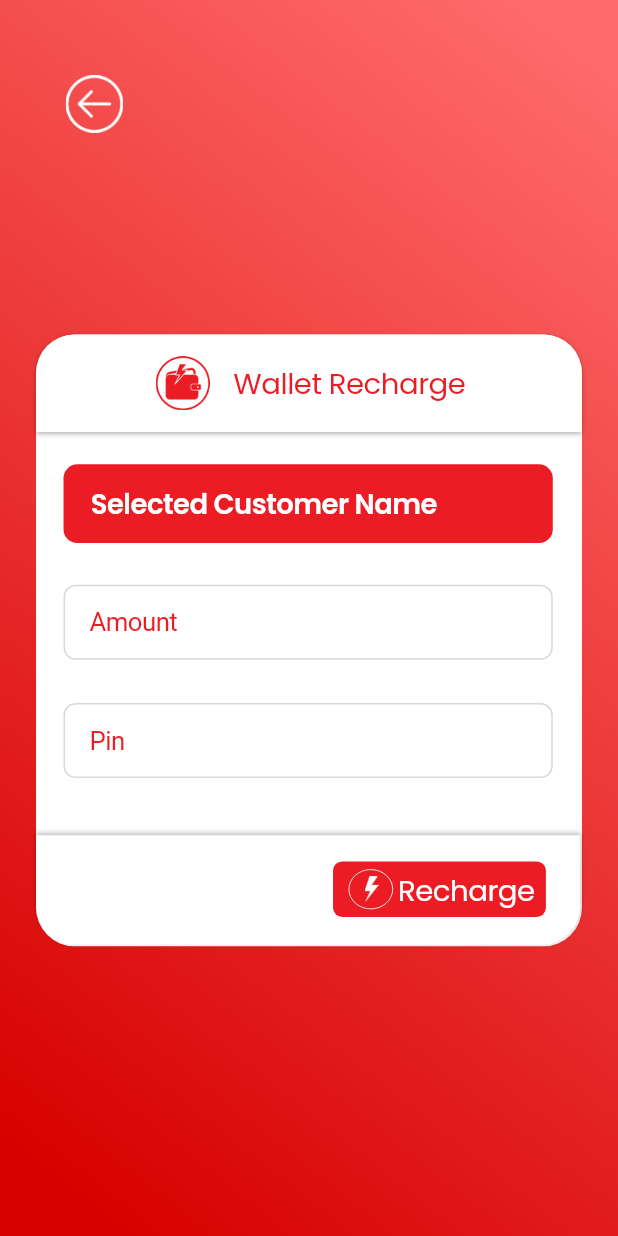
After one commit to rootsystechnologies/EasyCardManageApp, a Flutter app: the CustomerWalletRecharge screen opened directly, on a phone screen of 412 x 824 dp. The commit adds this screen. Run offline on Flutter 3.47's test engine with Material 2 defaults, Android fonts, the phone set to English and light mode, and no system bars; our stand-ins replace dotted_border, expansion_tile_card, flutter_screenutil, flutter_svg, google_fonts.

Commit message:
two screens created

```diff
--- a/lib/Ui/customers.dart
+++ b/lib/Ui/customers.dart
@@ -3,6 +3,7 @@ import 'package:flutter_screenutil/flutter_screenutil.dart';
 import 'package:google_fonts/google_fonts.dart';
 
 import 'customercollectamount.dart';
+import 'customerwalletrecharge.dart';
 
 class Customers extends StatefulWidget {
   const Customers({Key? key}) : super(key: key);
@@ -300,10 +301,12 @@ class _CustomersState extends State<Customers> {
                               ),
                             ), SizedBox(
                               width: 20.29.w,
-                            ),SizedBox(
-                              height: 30.h,
-                              width: 30.w,
-                              child: Image.asset('assets/customer2.png'),
+                            ),GestureDetector(onTap:()=>Navigator.of(context).push(MaterialPageRoute(builder: (_)=>CustomerWalletRecharge())),
+                              child: SizedBox(
+                                height: 30.h,
+                                width: 30.w,
+                                child: Image.asset('assets/customer2.png'),
+                              ),
                             )
                           ],
                         );
--- /dev/null
+++ b/lib/Ui/customerwalletrecharge.dart
@@ -0,0 +1,317 @@
+import 'package:flutter/material.dart';
+import 'package:flutter_screenutil/flutter_screenutil.dart';
+import 'package:google_fonts/google_fonts.dart';
+class CustomerWalletRecharge extends StatefulWidget {
+  const CustomerWalletRecharge({Key? key}) : super(key: key);
+
+  @override
+  State<CustomerWalletRecharge> createState() => _CustomerWalletRechargeState();
+}
+late FocusNode _focusNode1;
+
+bool _isFocused1 = false;
+late FocusNode _focusNode2;
+bool _isFocused2 = false;
+bool isExpanded = false;
+class _CustomerWalletRechargeState extends State<CustomerWalletRecharge> {
+  @override
+  void initState() {
+    super.initState();
+    _focusNode1 = FocusNode();
+    _focusNode1.addListener(() {
+      setState(() {
+        _isFocused1 = _focusNode1.hasFocus;
+      });
+    });
+    _focusNode2 = FocusNode();
+    _focusNode2.addListener(() {
+      setState(() {
+        _isFocused2 = _focusNode2.hasFocus;
+      });
+    });
+  }
+
+  @override
+  void dispose() {
+    // TODO: implement dispose
+    super.dispose();
+    _focusNode1.dispose();
+    _focusNode2.dispose();
+  }
+  @override
+  Widget build(BuildContext context) {
+    return Scaffold(
+        resizeToAvoidBottomInset: false,
+        body: Container(
+            width: MediaQuery.of(context).size.width,
+            height: MediaQuery.of(context).size.height,
+            decoration: BoxDecoration(
+              gradient: LinearGradient(
+                begin: Alignment.topCenter,
+                end: Alignment.bottomCenter,
+                transform:
+                GradientRotation(190.64 * (3.1415926535897932 / 180.0).sp),
+                stops: [0.0057.sp, 0.969.sp],
+                colors: [
+                  Color(0xffD70000),
+                  Color(0xffFF6A6A),
+                ],
+              ),
+            ),
+            child:
+            Column(crossAxisAlignment: CrossAxisAlignment.start, children: [
+              SizedBox(
+                height: 41.h,
+              ),
+              Padding(
+                padding: EdgeInsets.only(left: 26.w),
+                child: TextButton(
+                    onPressed: () {
+                      Navigator.of(context).pop();
+                    },
+                    child: SizedBox(
+                      width: 37.062.w,
+                      height: 37.062.h,
+                      child: Image.asset('assets/arrowback.png'),
+                    )),
+              ),
+              SizedBox(
+                height: 122.94.h,
+              ),
+              Stack(
+                children: [
+                  Container(
+                      margin: EdgeInsets.only(left: 21.w, right: 21.w),
+                      width: 326.w,
+                      height: 396.h,
+                      decoration: BoxDecoration(
+                        color: Colors.white,
+                        borderRadius: BorderRadius.circular(25.r),
+                      ),
+                      child: SingleChildScrollView(
+                          child: Column(children: [
+                            Container(
+                              decoration: BoxDecoration(
+                                  boxShadow: [
+                                    BoxShadow(
+                                      color: Color.fromRGBO(0, 0, 0, 0.25.sp),
+                                      offset: Offset(0, 1.sp),
+                                      blurRadius: 2.r,
+                                    ),
+                                  ],
+                                  color: Colors.white,
+                                  borderRadius: BorderRadius.only(
+                                      topLeft: Radius.circular(25.r),
+                                      topRight: Radius.circular(25.r))),
+                              width: 326.w,
+                              height: 63.h,
+                              child: Row(
+                                children: [
+                                  Padding(
+                                    padding: EdgeInsets.only(
+                                        left: 68.w,
+                                        top: 14.h,
+                                        bottom: 13.94.h,
+                                        right: 2.w),
+                                    child: SizedBox(
+                                        width: 35.06.w,
+                                        height: 35.06.h,
+                                        child: Image.asset('assets/customer2.png')),
+                                  ),
+                                  Padding(
+                                    padding: EdgeInsets.only(
+                                        top: 16.22.h, bottom: 14.35.h, left: 10.w),
+                                    child: SizedBox(
+                                        width: 144.w,
+                                        height: 29.h,
+                                        child: Text(
+                                          'Wallet Recharge',
+                                          style: GoogleFonts.poppins(
+                                            textStyle: TextStyle(
+                                              letterSpacing: -0.3.sp,
+                                              color: Color(0xffEC1C24),
+                                              fontSize: 17.sp,
+                                              fontWeight: FontWeight.w400,
+                                            ),
+                                          ),
+                                        )),
+                                  )
+                                ],
+                              ),
+                            ),
+                            SizedBox(
+                              height: 21.h,
+                            ),Padding(
+                              padding: EdgeInsets.only(left: 16.w,right: 17.w),
+                              child: Container(
+                                width: 293.w,
+                                height: 51.h,
+                                decoration: BoxDecoration(
+                                    color: Color(0xffEC1C24),
+                                    borderRadius: BorderRadius.circular(9.r)),
+                                child: Padding(
+                                  padding: EdgeInsets.only(left:16.w ,top: 13.h,bottom: 11.h),
+                                  child: SizedBox(width: 273.w,height: 27.h,child: Text('Selected Customer Name',
+                                      style: GoogleFonts.poppins(
+                                          textStyle: TextStyle(
+                                            color: Colors.white,
+                                            fontSize: 16.sp,
+                                            fontWeight: FontWeight.w600,
+                                            letterSpacing: -0.30.sp,
+                                          ))),),
+                                ),
+                              ),
+                            ),SizedBox(height: 27.h,),
+                            FocusScope(
+                              child: Container(
+                                margin: EdgeInsets.only(left: 16.w, right: 17.w),
+                                padding: EdgeInsets.symmetric(horizontal: 16.0.h),
+                                decoration: BoxDecoration(
+                                  border: Border.all(
+                                    color: _isFocused1 == false
+                                        ? Color(0xffD9D9D9)
+                                        : Color(
+                                        0xffFF0000), // Change border color based on focus
+                                  ),
+                                  borderRadius: BorderRadius.circular(8.0),
+                                ),
+                                child: TextField(
+                                  focusNode: _focusNode1,
+                                  decoration: InputDecoration(
+                                    hintText: 'Amount',
+                                    hintStyle: TextStyle(
+                                      color: _isFocused1 == false
+                                          ? Color(0xffEC1C24)
+                                          : Color(0xffA4A4A4),
+                                      letterSpacing: -0.3.sp,
+                                      fontSize: _isFocused1 == false
+                                          ? 15.0.sp
+                                          : 13.0
+                                          .sp, // Change hint text size based on focus
+                                    ),
+                                    border: InputBorder.none,
+                                  ),
+                                ),
+                              ),
+                            ),
+                            SizedBox(
+                              height: 28.h,
+                            ),
+                            FocusScope(
+                              child: Container(
+                                margin: EdgeInsets.only(left: 16.w, right: 17.w),
+                                padding: EdgeInsets.symmetric(horizontal: 16.0.h),
+                                decoration: BoxDecoration(
+                                  border: Border.all(
+                                    color: _isFocused2 == false
+                                        ? Color(0xffD9D9D9)
+                                        : Color(
+                                        0xffFF0000), // Change border color based on focus
+                                  ),
+                                  borderRadius: BorderRadius.circular(8.0),
+                                ),
+                                child: TextField(
+                                  focusNode: _focusNode2,
+                                  decoration: InputDecoration(
+                                    hintText: 'Pin ',
+                                    hintStyle: TextStyle(
+                                      color: _isFocused2 == false
+                                          ? Color(0xffEC1C24)
+                                          : Color(0xffA4A4A4),
+                                      letterSpacing: -0.3.sp,
+                                      fontSize: _isFocused2 == false
+                                          ? 15.0.sp
+                                          : 13.0
+                                          .sp, // Change hint text size based on focus
+                                    ),
+                                    border: InputBorder.none,
+                                  ),
+                                ),
+                              ),
+                            )
+                          ]))),
+                  Positioned(
+                    top: 324.h,
+                    left: 21.w,
+                    right: 22.w,
+                    child: Container(
+                      width: 326.w,
+                      height: 71.h,
+                      decoration: BoxDecoration(
+                          boxShadow: [
+                            BoxShadow(
+                              offset: Offset(0, -1),
+                              blurRadius: 2,
+                              color: Color.fromRGBO(0, 0, 0, 0.25),
+                            ),
+                          ],
+                          color: Colors.white,
+                          borderRadius: BorderRadius.only(
+                              bottomLeft: Radius.circular(25.r),
+                              bottomRight: Radius.circular(25.r))),
+                      child: Padding(
+                        padding: EdgeInsets.only(
+                            left: 173.w, right: 20.w, bottom: 18.h, top: 17.h),
+                        child: Container(
+                          width: 122.w,
+                          height: 36.h,
+                          decoration: BoxDecoration(
+                              color: Color(0xffEC1C24),
+                              borderRadius: BorderRadius.circular(6.r)),
+                          child: Row(
+                            children: [
+                              SizedBox(
+                                width: 9.w,
+                              ),
+                              Padding(
+                                padding: EdgeInsets.only(top: 5.h, bottom: 5.h),
+                                child: Container(
+                                  width: 26.w,
+                                  height: 26.h,
+                                  decoration: ShapeDecoration(
+                                    shape: OvalBorder(
+                                      side: BorderSide(
+                                          width: 0.50.w, color: Colors.white),
+                                    ),
+                                  ),
+                                  child: Padding(
+                                    padding: EdgeInsets.only(
+                                        top: 4.h,
+                                        bottom: 4.h,
+                                        right: 5.w,
+                                        left: 6.w),
+                                    child: Container(
+                                        width: 15.w,
+                                        height: 18.h,
+                                        child:
+                                        Image.asset('assets/recharge.png')),
+                                  ),
+                                ),
+                              ),
+                              Padding(
+                                padding: EdgeInsets.only(
+                                    top: 5.h, bottom: 5.h, left: 3.w),
+                                child: Container(
+                                  width: 80.w,
+                                  height: 26.h,
+                                  child: Text('Recharge',
+                                      style: GoogleFonts.poppins(
+                                          textStyle: TextStyle(
+                                            color: Colors.white,
+                                            fontSize: 17.sp,
+                                            fontWeight: FontWeight.w400,
+                                            letterSpacing: -0.30.sp,
+                                          ))),
+                                ),
+                              )
+                            ],
+                          ),
+                        ),
+                      ),
+                    ),
+                  )
+                ],
+              )
+            ])));
+  }
+}
```
Also changed, not shown: assets/recharge.png (added).
